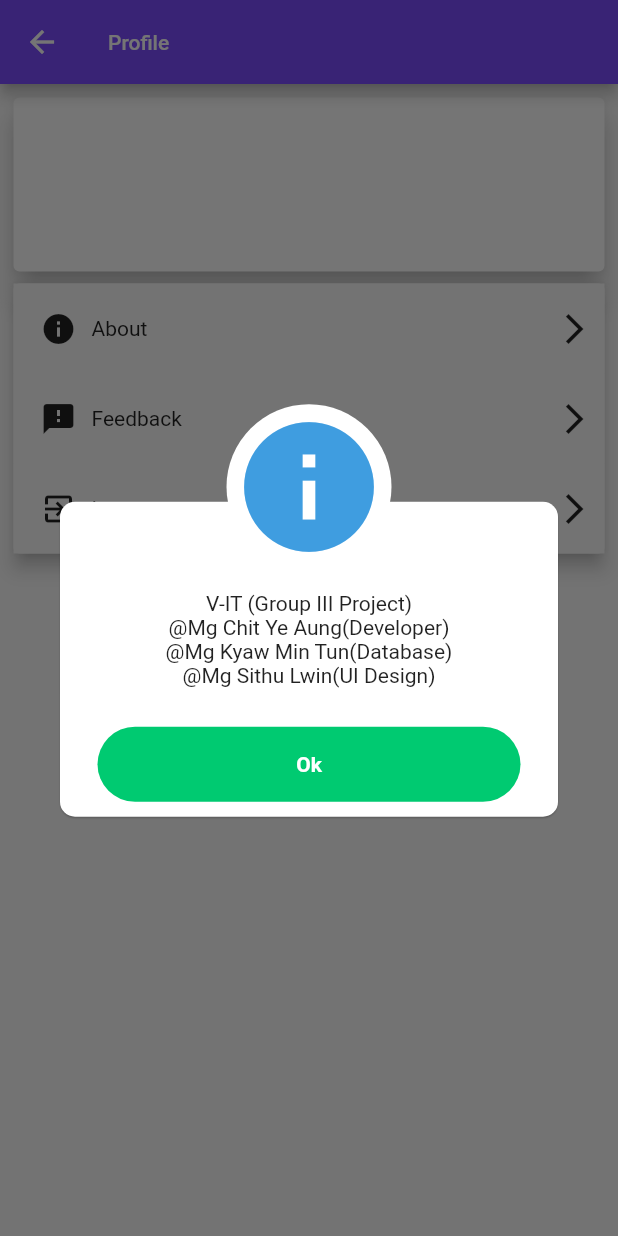
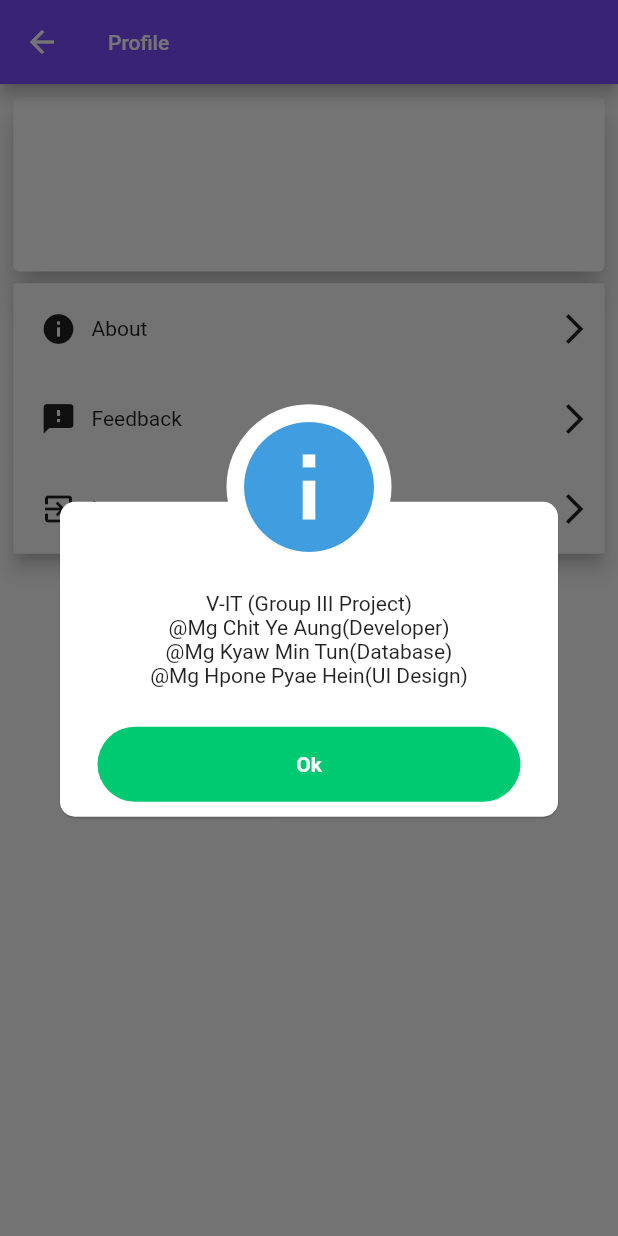
Before and after one commit to chitgyi/Cooking-Guide, a Flutter app: the Profile screen opened directly, after a tap on "About", on a phone screen of 412 x 824 dp. Run offline on Flutter 3.47's test engine with Material 2 defaults, Android fonts, the phone set to English and light mode, and no system bars; our stand-ins replace awesome_dialog, carousel_slider, cloud_firestore, curved_navigation_bar, firebase_auth, font_awesome_flutter and 1 more; missing offline and left inert: flutter_facebook_login; accounts and stored records are empty; network calls fail.

Commit message:
final version

```diff
--- a/lib/profile/profile.dart
+++ b/lib/profile/profile.dart
@@ -81,7 +81,7 @@ class _ProfileState extends State<Profile> {
                                       context: context,
                                       dialogType: DialogType.INFO,
                                       animType: AnimType.BOTTOMSLIDE,
-                                      desc: 'V-IT (Group III Project)\n@Mg Chit Ye Aung(Developer)\n@Mg Kyaw Min Tun(Database)\n@Mg Sithu Lwin(UI Design)',
+                                      desc: 'V-IT (Group III Project)\n@Mg Chit Ye Aung(Developer)\n@Mg Kyaw Min Tun(Database)\n@Mg Hpone Pyae Hein(UI Design)',
                                       tittle: "About",
                                       btnOkOnPress: () {})
                                   .show();
```
